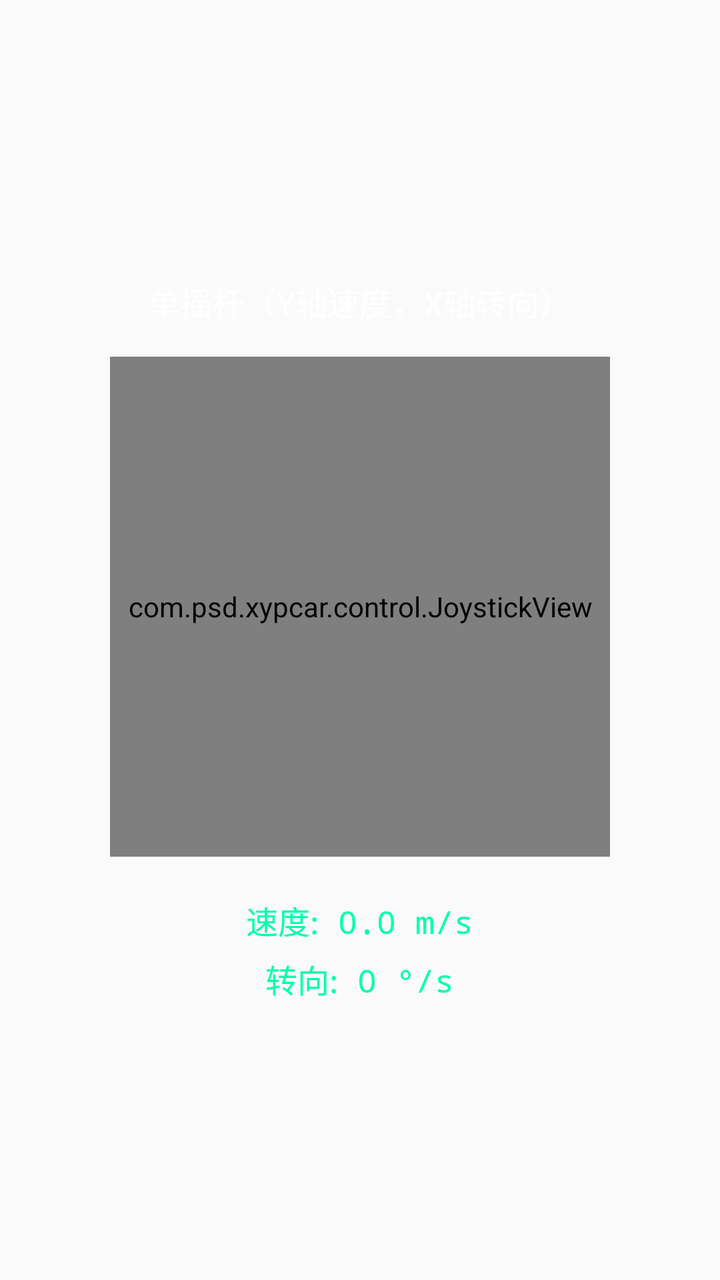
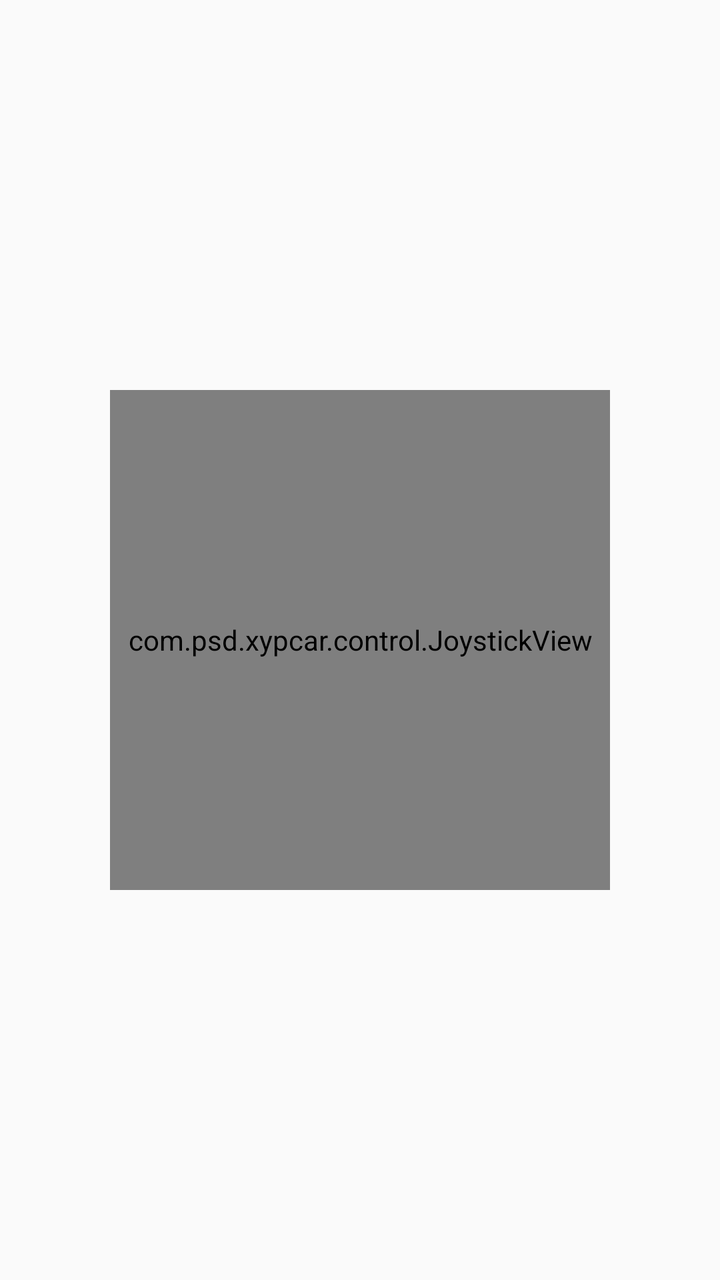

Screens rendered from an Android XML layout before and after an edit, with the pre-edit source and the edit as a unified diff.
<!-- AndroidManifest.xml: application theme AppTheme -->
<!-- res/layout/fragment_joystick_single.xml -->
<?xml version="1.0" encoding="utf-8"?>
<LinearLayout xmlns:android="http://schemas.android.com/apk/res/android"
    android:layout_width="match_parent"
    android:layout_height="match_parent"
    android:orientation="vertical"
    android:gravity="center">

    <TextView
        android:layout_width="wrap_content"
        android:layout_height="wrap_content"
        android:text="单摇杆（Y轴速度，X轴转向）"
        android:textColor="#FFFFFF"
        android:textSize="16sp"
        android:layout_marginBottom="16dp" />

    <com.psd.xypcar.control.JoystickView
        android:id="@+id/left_joystick"
        android:layout_width="250dp"
        android:layout_height="250dp" />

    <TextView
        android:id="@+id/value_display"
        android:layout_width="wrap_content"
        android:layout_height="wrap_content"
        android:text="速度: 0.0 m/s\n转向: 0 °/s"
        android:textColor="#00FFAA"
        android:textSize="16sp"
        android:fontFamily="monospace"
        android:lineSpacingExtra="6dp"
        android:gravity="center"
        android:layout_marginTop="20dp" />

</LinearLayout>
<!-- resources referenced by this layout -->
<resources>
  <style name="AppTheme" parent="Theme.AppCompat.Light.NoActionBar" />
</resources>

<!-- the commit's change to res/layout/fragment_joystick_single.xml (unified diff, before → after) -->
@@ -1,33 +1,26 @@
 <?xml version="1.0" encoding="utf-8"?>
-<LinearLayout xmlns:android="http://schemas.android.com/apk/res/android"
+<FrameLayout
+    xmlns:android="http://schemas.android.com/apk/res/android"
     android:layout_width="match_parent"
-    android:layout_height="match_parent"
-    android:orientation="vertical"
-    android:gravity="center">
-
-    <TextView
-        android:layout_width="wrap_content"
-        android:layout_height="wrap_content"
-        android:text="单摇杆（Y轴速度，X轴转向）"
-        android:textColor="#FFFFFF"
-        android:textSize="16sp"
-        android:layout_marginBottom="16dp" />
+    android:layout_height="match_parent">
 
     <com.psd.xypcar.control.JoystickView
         android:id="@+id/left_joystick"
         android:layout_width="250dp"
-        android:layout_height="250dp" />
+        android:layout_height="250dp"
+        android:layout_gravity="center" />
 
     <TextView
         android:id="@+id/value_display"
         android:layout_width="wrap_content"
         android:layout_height="wrap_content"
-        android:text="速度: 0.0 m/s\n转向: 0 °/s"
+        android:layout_gravity="start|center_vertical"
+        android:layout_marginStart="20dp"
+        android:fontFamily="monospace"
+        android:gravity="center"
+        android:lineSpacingExtra="6dp"
+        android:text=""
         android:textColor="#00FFAA"
-        android:textSize="16sp"
-        android:fontFamily="monospace"
-        android:lineSpacingExtra="6dp"
-        android:gravity="center"
-        android:layout_marginTop="20dp" />
+        android:textSize="16sp" />
 
-</LinearLayout>
+</FrameLayout>
